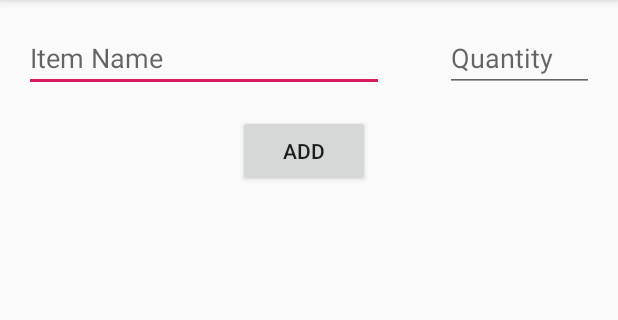
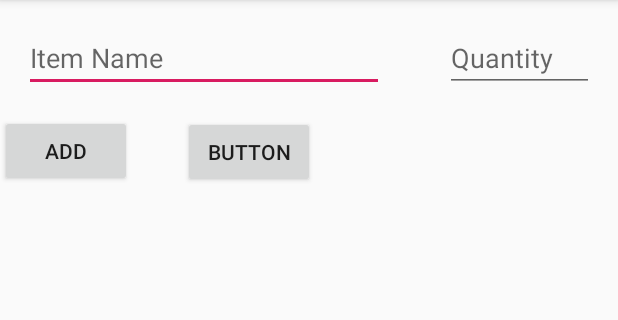
Before and after one commit to Cooiut/Shopping-List, an Android app: the screen it shows after launch (MainActivity), on a phone screen of 412 x 824 dp, the part 84-404 px from its top. Run offline under Robolectric (Android 15) with nearby library versions, the phone set to English and light mode, and no system bars; our stand-ins replace Firebase (no records; nobody signed in at launch, a user with empty details on screens opened directly).

```diff
--- a/app/build.gradle
+++ b/app/build.gradle
@@ -20,6 +20,10 @@ android {
     }
 }
 
+repositories {
+    maven { url 'https://jitpack.io' }
+}
+
 dependencies {
     implementation fileTree(dir: 'libs', include: ['*.jar'])
     implementation 'androidx.appcompat:appcompat:1.1.0'
@@ -30,4 +34,5 @@ dependencies {
     androidTestImplementation 'androidx.test.espresso:espresso-core:3.2.0'
     implementation 'androidx.recyclerview:recyclerview:1.1.0'
     implementation 'androidx.cardview:cardview:1.0.0'
+    implementation 'com.github.PhilJay:MPAndroidChart:v3.1.0'
 }
--- a/app/src/main/AndroidManifest.xml
+++ b/app/src/main/AndroidManifest.xml
@@ -9,6 +9,7 @@
         android:roundIcon="@mipmap/ic_launcher_round"
         android:supportsRtl="true"
         android:theme="@style/AppTheme">
+        <activity android:name=".Chart"></activity>
         <activity android:name=".MainActivity">
             <intent-filter>
                 <action android:name="android.intent.action.MAIN" />
--- a/app/src/main/res/layout/activity_main.xml
+++ b/app/src/main/res/layout/activity_main.xml
@@ -41,14 +41,9 @@
         android:id="@+id/buttonAdd"
         android:layout_width="wrap_content"
         android:layout_height="wrap_content"
-        android:layout_marginStart="158dp"
-        android:layout_marginLeft="158dp"
         android:layout_marginTop="15dp"
-        android:layout_marginEnd="165dp"
-        android:layout_marginRight="165dp"
         android:onClick="add"
         android:text="Add"
-        app:layout_constraintEnd_toEndOf="parent"
         app:layout_constraintStart_toStartOf="parent"
         app:layout_constraintTop_toBottomOf="@+id/editTextItem" />
 
@@ -64,4 +59,16 @@
         app:layout_constraintStart_toStartOf="parent"
         app:layout_constraintTop_toBottomOf="@+id/buttonAdd" />
 
+    <Button
+        android:id="@+id/button"
+        android:layout_width="wrap_content"
+        android:layout_height="wrap_content"
+        android:layout_marginStart="34dp"
+        android:layout_marginLeft="34dp"
+        android:layout_marginTop="16dp"
+        android:onClick="changeToChart"
+        android:text="Button"
+        app:layout_constraintStart_toEndOf="@+id/buttonAdd"
+        app:layout_constraintTop_toBottomOf="@+id/editTextItem" />
+
 </androidx.constraintlayout.widget.ConstraintLayout>
```
Also changed, not shown: app/src/main/java/com/cooiut/shoppinglist/Chart.java (added, +63 -0 lines), app/src/main/java/com/cooiut/shoppinglist/MainActivity.java (+9 -0 lines), app/src/main/java/com/cooiut/shoppinglist/StoreItem.java (+34 -2 lines), app/src/main/res/layout/activity_chart.xml (added, +14 -0 lines), app/src/main/res/layout/item_view.xml (+4 -4 lines).
